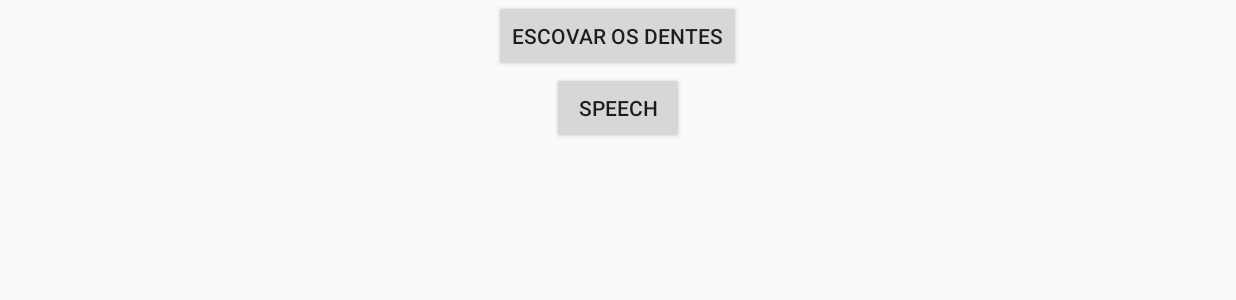
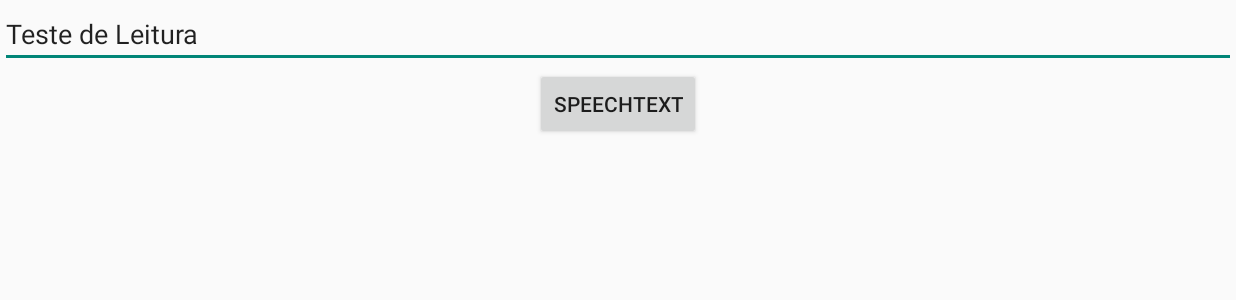
Before and after one commit to maicokrause/projetointegrar, an Android app: the screen it shows after launch (SpeechActivity), after a tap on "SPEECH", on a phone screen of 824 x 412 dp (held sideways). Shown: the top 300 px of the screen. Run offline under Robolectric (Android 15) with nearby library versions, the phone set to English and light mode, and no system bars.

Commit message:
Atualizaçao, e inicio speechtext

```diff
--- a/app/src/main/java/poder/ufac/br/projetointegrar/SpeechActivity.java
+++ b/app/src/main/java/poder/ufac/br/projetointegrar/SpeechActivity.java
@@ -8,6 +8,7 @@ import android.speech.tts.TextToSpeech;
 import android.util.Log;
 import android.view.View;
 import android.view.View.OnClickListener;
+
 import android.widget.Button;
 import android.widget.EditText;
 
@@ -21,14 +22,13 @@ public class SpeechActivity extends Activity implements TextToSpeech.OnInitListe
     @Override
     protected void onCreate(Bundle savedInstanceState) {
         super.onCreate(savedInstanceState);
-        setContentView(R.layout.activity_main);
+        setContentView(R.layout.activity_speech);
 
         TTS = new TextToSpeech(this, this);
 
         btnFalarTexto = (Button) findViewById(R.id.btn_falar_texto);
 
         edtTexto = (EditText) findViewById(R.id.edt_texto);
-
 
         btnFalarTexto.setOnClickListener(new OnClickListener() {
 
@@ -40,6 +40,10 @@ public class SpeechActivity extends Activity implements TextToSpeech.OnInitListe
             }
         });
 
+    }
+
+    public void falarTexto(View v){
+        ConvertendoTextoParaVoz(edtTexto.getText().toString());
     }
 
     @Override
@@ -54,6 +58,7 @@ public class SpeechActivity extends Activity implements TextToSpeech.OnInitListe
 
     @Override
     public void onInit(int status) {
+
         if (status == TextToSpeech.SUCCESS) {
 
             int result = TTS.setLanguage(Locale.getDefault()); // Aqui estou definindo o idioma padrão do celular poderia ser um idioma específico(ex:Locale.US)
@@ -61,7 +66,8 @@ public class SpeechActivity extends Activity implements TextToSpeech.OnInitListe
             if (result == TextToSpeech.LANG_MISSING_DATA || result == TextToSpeech.LANG_NOT_SUPPORTED) {
                 //Aqui você verifica se o aparelho possui suporte ao pacote de voz
                 Log.e("TTS", "Não tem suporte para este idioma");
-                btnFalarTexto.setEnabled(false);
+                TTS.setLanguage(Locale.ENGLISH);
+                //btnFalarTexto.setEnabled(false);
             } else {
                 btnFalarTexto.setEnabled(true);
 
--- a/app/src/main/res/layout/activity_speech.xml
+++ b/app/src/main/res/layout/activity_speech.xml
@@ -6,7 +6,8 @@
     <EditText
         android:layout_width="match_parent"
         android:layout_height="wrap_content"
-        android:id="@+id/edt_texto" />
+        android:id="@+id/edt_texto"
+        android:text="Teste de Leitura" />
 
     <Button
         android:layout_width="wrap_content"
```
